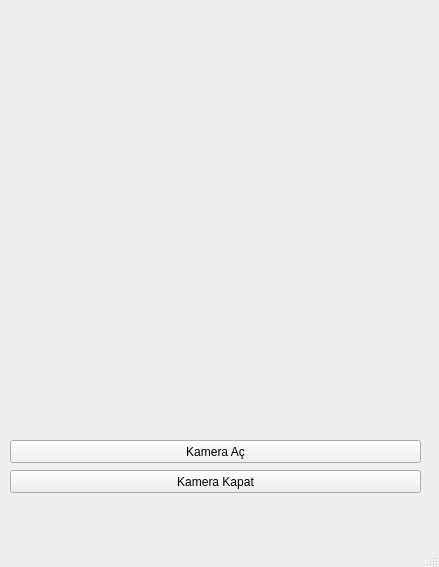
First picture: the form in arayuz/UI/kameraEgit.ui, repository pythonuzaktanegitim/canliderspython1, before the edit.
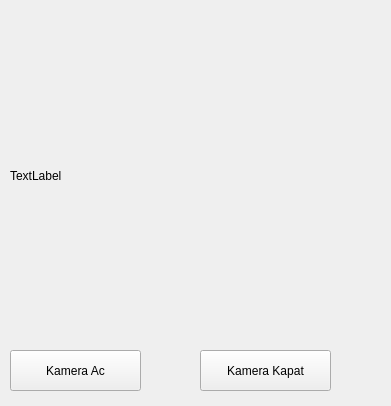
Second picture: the form after the edit.

```diff
--- a/arayuz/UI/kameraEgit.ui
+++ b/arayuz/UI/kameraEgit.ui
@@ -1,76 +1,57 @@
 <?xml version="1.0" encoding="UTF-8"?>
 <ui version="4.0">
- <class>MainWindow</class>
- <widget class="QMainWindow" name="MainWindow">
+ <class>Form</class>
+ <widget class="QWidget" name="Form">
   <property name="geometry">
    <rect>
     <x>0</x>
     <y>0</y>
-    <width>439</width>
-    <height>567</height>
+    <width>391</width>
+    <height>406</height>
    </rect>
   </property>
   <property name="windowTitle">
    <string>MainWindow</string>
   </property>
-  <widget class="QWidget" name="centralwidget">
-   <widget class="QLabel" name="lblKamera">
+  <widget class="QLabel" name="label">
     <property name="geometry">
      <rect>
       <x>10</x>
       <y>10</y>
-      <width>411</width>
-      <height>411</height>
-     </rect>
-    </property>
-    <property name="maximumSize">
-     <size>
-      <width>451</width>
-      <height>431</height>
-     </size>
-    </property>
+     <width>371</width>
+     <height>331</height>
+    </rect>
+   </property>
     <property name="text">
-     <string/>
+    <string>TextLabel</string>
     </property>
    </widget>
    <widget class="QPushButton" name="btKamera">
     <property name="geometry">
      <rect>
       <x>10</x>
-      <y>440</y>
-      <width>411</width>
-      <height>23</height>
+     <y>350</y>
+     <width>131</width>
+     <height>41</height>
      </rect>
     </property>
     <property name="text">
-     <string>Kamera Aç</string>
+    <string>Kamera Ac</string>
     </property>
    </widget>
    <widget class="QPushButton" name="btKapat">
     <property name="geometry">
      <rect>
-      <x>10</x>
-      <y>470</y>
-      <width>411</width>
-      <height>23</height>
+     <x>200</x>
+     <y>350</y>
+     <width>131</width>
+     <height>41</height>
      </rect>
     </property>
     <property name="text">
      <string>Kamera Kapat</string>
     </property>
    </widget>
-  </widget>
-  <widget class="QMenuBar" name="menubar">
-   <property name="geometry">
-    <rect>
-     <x>0</x>
-     <y>0</y>
-     <width>439</width>
-     <height>21</height>
-    </rect>
-   </property>
-  </widget>
-  <widget class="QStatusBar" name="statusbar"/>
  </widget>
  <resources/>
  <connections/>
```
Left out of the diff: 2 changed lines with no effect on the pictures. Lines whose indentation alone changed are shown as unchanged.
